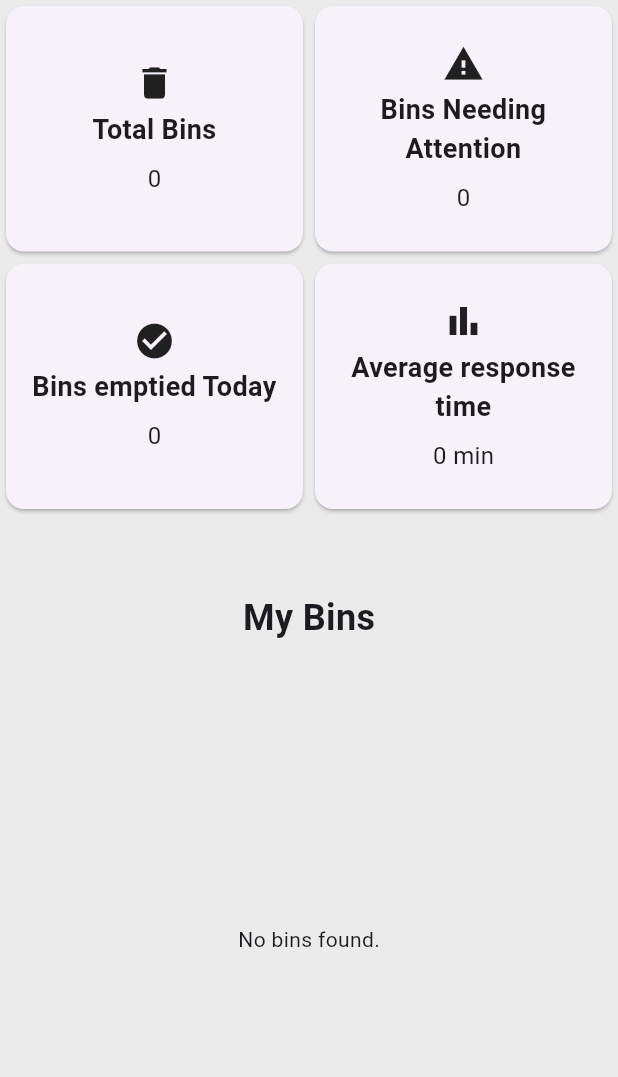
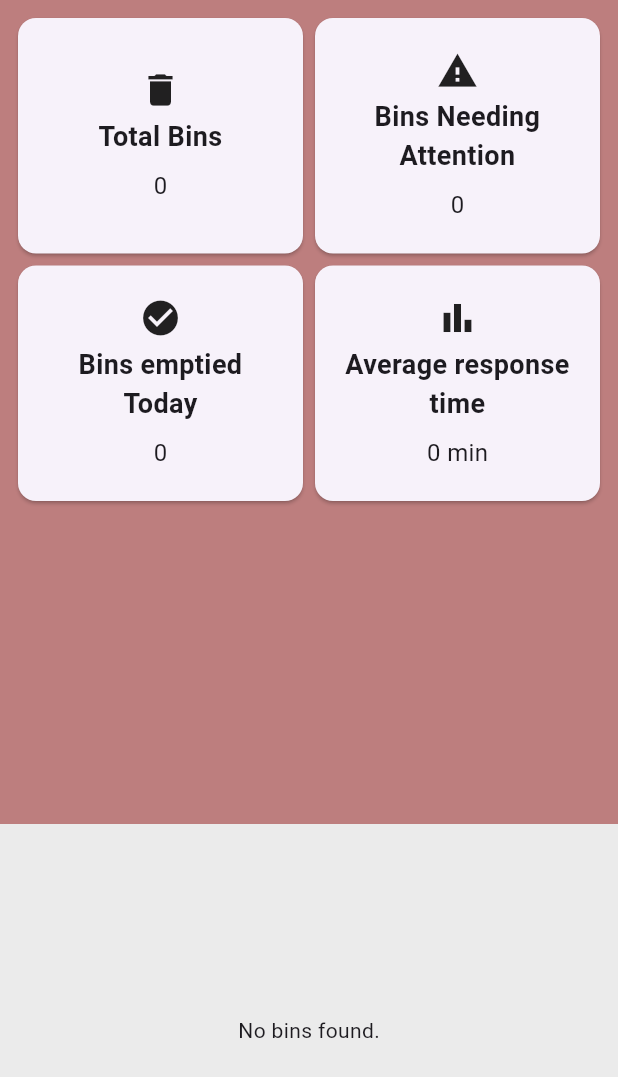
Before and after one commit to fhan-s/iot_bin_app, a Flutter app: the JanitorDashboardBinsPage screen opened directly, on a phone screen of 412 x 824 dp. Shown: the top 1077 px of the screen. Run offline on Flutter 3.47's test engine with Material 3 defaults, Android fonts, the phone set to English and light mode, and no system bars; our stand-ins replace firebase_core, firebase_messaging, supabase_flutter; accounts and stored records are empty.

Commit message:
updated design

```diff
--- a/lib/pages/janitor/dashboard.dart
+++ b/lib/pages/janitor/dashboard.dart
@@ -96,6 +96,7 @@ class _JanitorDashboardPageState extends State<JanitorDashboardPage> {
   @override
   Widget build(BuildContext context) {
     return Scaffold(
+      // app bar with title and profile button
       appBar: AppBar(
         title: Text(getTitle()),
         actions: [
@@ -112,6 +113,7 @@ class _JanitorDashboardPageState extends State<JanitorDashboardPage> {
         ],
       ),
       body: getSelectedPage(),
+      // bottom navigation bar to switch between pages
       bottomNavigationBar: BottomNavigationBar(
         // uses the first index (0) as the default selected page
         currentIndex: selectedIndex,
--- a/lib/pages/janitor/dashboard_bins.dart
+++ b/lib/pages/janitor/dashboard_bins.dart
@@ -30,12 +30,15 @@ class _JanitorDashboardBinsPageState extends State<JanitorDashboardBinsPage> {
         children: [
           //4 boxes representing janitor bins
           Expanded(
-            flex: 1,
-            child: SizedBox(
+            flex: 2,
+            child: Container(
               width: double.infinity,
+              color: const Color.fromARGB(255, 189, 126, 126),
               child: GridView.count(
                 crossAxisCount: 2,
                 childAspectRatio: 1.2,
+                physics: const NeverScrollableScrollPhysics(),
+                padding: const EdgeInsets.all(8),
                 children: [
                   BinCard(title: 'Total Bins', value: '0', icon: Icons.delete),
                   BinCard(
@@ -57,14 +60,27 @@ class _JanitorDashboardBinsPageState extends State<JanitorDashboardBinsPage> {
               ),
             ),
           ),
-          Text(
-            'My Bins',
-            style: TextStyle(fontSize: 24, fontWeight: FontWeight.bold),
-          ),
-          // SearchBar(hintText: 'Search Bins'),
+          // Container(
+          //   padding: const EdgeInsets.all(8.0),
+          //   color: const Color.fromARGB(255, 141, 131, 196),
+          //   child: Column(
+          //     children: [
+          //       const Align(
+          //         alignment: Alignment.centerLeft,
+          //         child: Text(
+          //           'My Bins',
+          //           style: TextStyle(fontSize: 24, fontWeight: FontWeight.bold),
+          //         ),
+          //       ),
+          //       const SizedBox(height: 8),
+          //       SearchBar(hintText: 'Search Bins'),
+          //     ],
+          //   ),
+          // ),
 
           //tiles for each bin with status info
           Expanded(
+            flex: 1,
             child: FutureBuilder<List<Map<String, dynamic>>>(
               future: getBins(),
               builder: (context, snapshot) {
```
